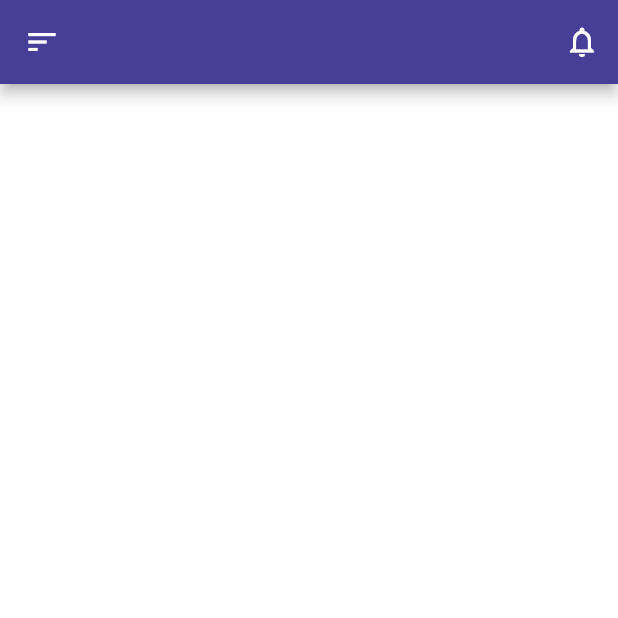
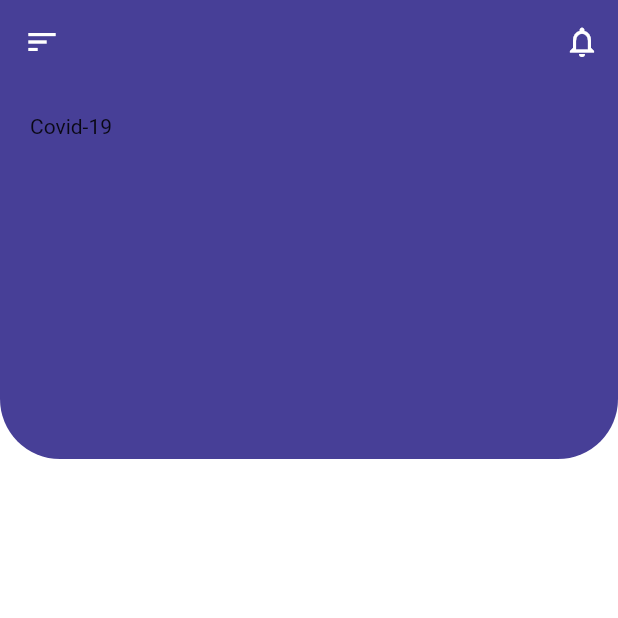
Before and after one commit to anandraj8756/COVID-19-DATA, a Flutter app: the screen it shows after launch, on a phone screen of 412 x 824 dp, the top half of it. Run offline on Flutter 3.47's test engine with Material 2 defaults, Android fonts, the phone set to English and light mode, and no system bars.

Commit message:
second commit

```diff
--- a/covid_19_data/lib/screens/home_screen.dart
+++ b/covid_19_data/lib/screens/home_screen.dart
@@ -12,10 +12,43 @@ class _HomeScreenState extends State<HomeScreen> {
   Widget build(BuildContext context) {
     return Scaffold(
       backgroundColor: Colors.white,
-      appBar: AppBar(leading: IconButton(icon: Icon(Icons.sort), onPressed: () {}),
+      appBar: AppBar(
+        elevation: 0,
+        leading: IconButton(icon: Icon(Icons.sort), onPressed: () {}),
       actions: <Widget>[
         IconButton(icon: Icon(Icons.notifications_none), onPressed: () {})
       ],
-    ));
-  }
+    ),
+    body: ListView(
+      children: <Widget>[_header()],
+    ),
+    );
+
+    }
+
+    Widget _header() {
+      return Container(
+        height: 250.0,
+        padding: EdgeInsets.symmetric(horizontal: 20.0),
+        decoration: BoxDecoration(color: Theme.of(context).primaryColor,
+        borderRadius: BorderRadius.only(
+          bottomLeft: Radius.circular(40.0),
+          bottomRight: Radius.circular(40.0)
+        )
+        ),
+        child: Column(children: <Widget>[
+          Padding(
+            padding: const EdgeInsets.only(top: 20.0, bottom: 25.0),
+            child: Row(
+              children: <Widget>[
+                Text("Covid-19")
+              ],
+            ),
+          )
+        ],),
+
+      );
+
+
+    }
 }
```
